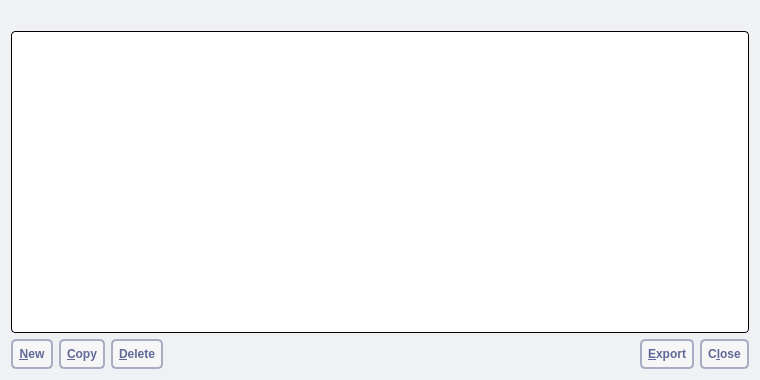
navcoin/navcoin-core, file src/qt/forms/addressbookpage.ui: the form before one commit.
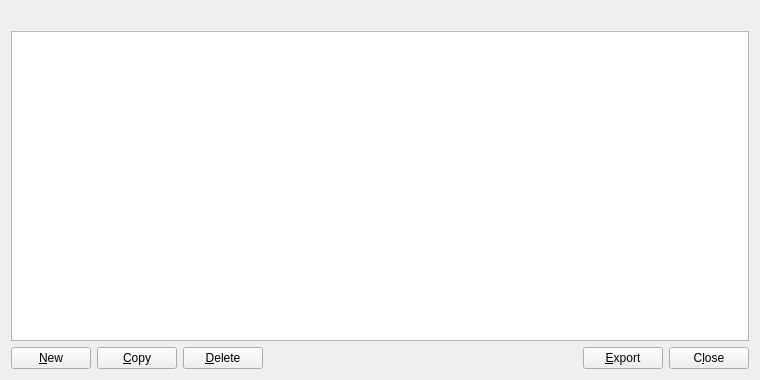
The form after the commit. Icons and pictures are not drawn.

```diff
--- a/src/qt/forms/addressbookpage.ui
+++ b/src/qt/forms/addressbookpage.ui
@@ -11,7 +11,7 @@
    </rect>
   </property>
   <property name="styleSheet">
-   <string notr="true">background: #eff1f4; border: 0</string>
+   <string notr="true"/>
   </property>
   <layout class="QVBoxLayout" name="verticalLayout">
    <item>
@@ -33,7 +33,7 @@
       <string>Right-click to edit address or label</string>
      </property>
      <property name="styleSheet">
-      <string notr="true">background: #fff; border-radius: 4px; border: 1px solid #000; padding:2px</string>
+      <string notr="true"/>
      </property>
      <property name="tabKeyNavigation">
       <bool>false</bool>
@@ -63,7 +63,7 @@
         <string>Create a new address</string>
        </property>
        <property name="styleSheet">
-        <string notr="true"> background: #f6f6f6; border: 2px solid #a9adc4; border-radius: 5px; padding: 6px; text-transform: uppercase; color: #616998; font-weight: bold</string>
+        <string notr="true"/>
        </property>
        <property name="text">
         <string>&amp;New</string>
@@ -83,7 +83,7 @@
         <string>Copy the currently selected address to the system clipboard</string>
        </property>
        <property name="styleSheet">
-        <string notr="true"> background: #f6f6f6; border: 2px solid #a9adc4; border-radius: 5px; padding: 6px; text-transform: uppercase; color: #616998; font-weight: bold</string>
+        <string notr="true"/>
        </property>
        <property name="text">
         <string>&amp;Copy</string>
@@ -103,7 +103,7 @@
         <string>Delete the currently selected address from the list</string>
        </property>
        <property name="styleSheet">
-        <string notr="true"> background: #f6f6f6; border: 2px solid #a9adc4; border-radius: 5px; padding: 6px; text-transform: uppercase; color: #616998; font-weight: bold</string>
+        <string notr="true"/>
        </property>
        <property name="text">
         <string>&amp;Delete</string>
@@ -136,7 +136,7 @@
         <string>Export the data in the current tab to a file</string>
        </property>
        <property name="styleSheet">
-        <string notr="true"> background: #f6f6f6; border: 2px solid #a9adc4; border-radius: 5px; padding: 6px; text-transform: uppercase; color: #616998; font-weight: bold</string>
+        <string notr="true"/>
        </property>
        <property name="text">
         <string>&amp;Export</string>
@@ -159,7 +159,7 @@
         </sizepolicy>
        </property>
        <property name="styleSheet">
-        <string notr="true"> background: #f6f6f6; border: 2px solid #a9adc4; border-radius: 5px; padding: 6px; text-transform: uppercase; color: #616998; font-weight: bold</string>
+        <string notr="true"/>
        </property>
        <property name="text">
         <string>C&amp;lose</string>
```
Left out of the diff: 12 changed lines with no effect on the pictures.
